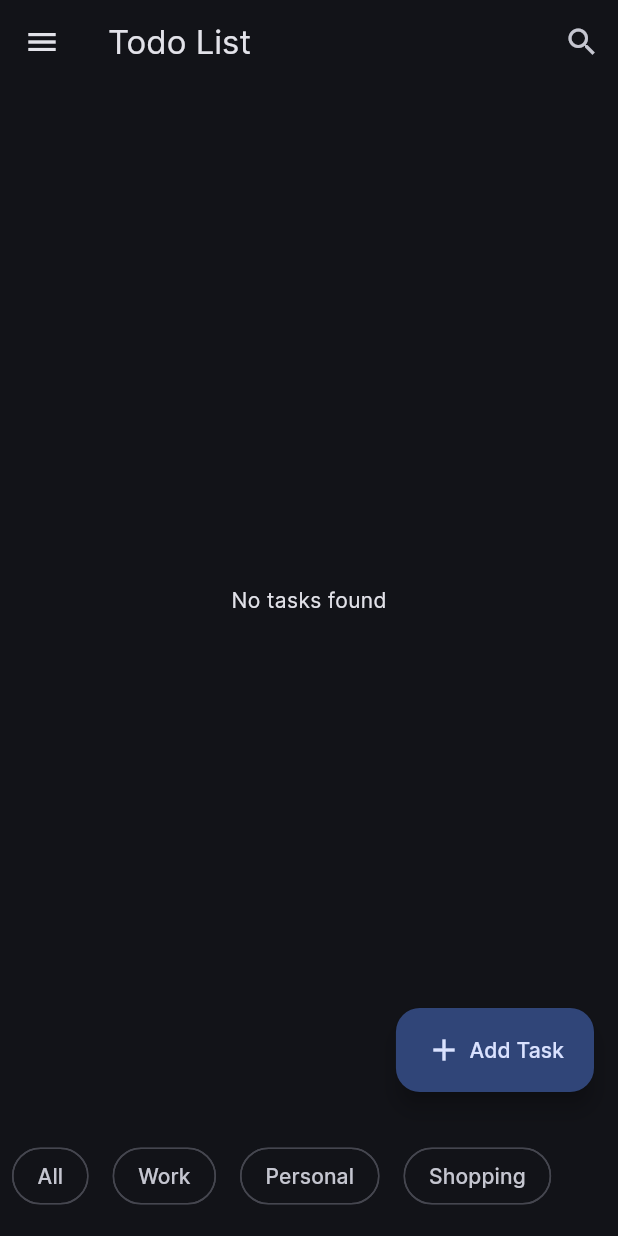
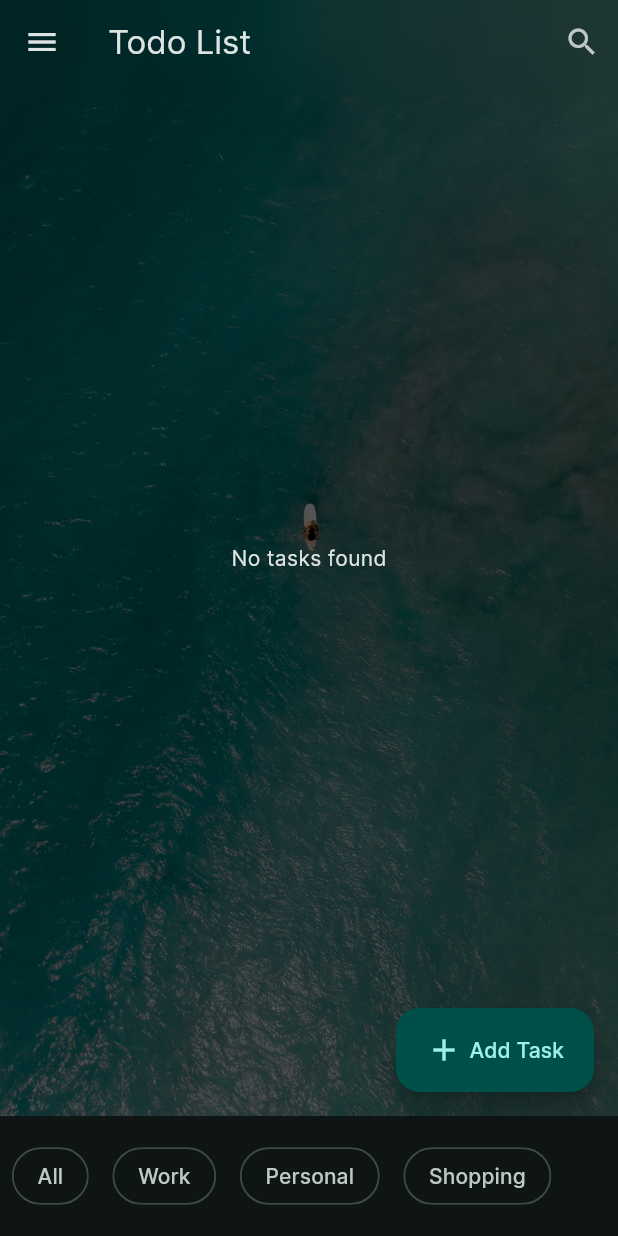
Before and after one commit to indezah/taskapolis, a Flutter app: the screen it shows once a user with an empty profile is signed in, on a phone screen of 412 x 824 dp. Run offline on Flutter 3.47's test engine with Material 2 defaults, Android fonts, the phone set to English and light mode, and no system bars; our stand-ins replace cloud_firestore, firebase_auth, firebase_core; missing offline and left inert: dart:ffi; accounts and stored records are empty; network calls fail.

Commit message:
background images

```diff
--- a/lib/main.dart
+++ b/lib/main.dart
@@ -54,7 +54,7 @@ class _MyAppState extends State<MyApp> {
 
         // material color
         colorScheme: ColorScheme.fromSeed(
-            seedColor: Color.fromARGB(255, 0, 106, 255),
+            seedColor: Color.fromARGB(255, 18, 255, 239),
             brightness: Brightness.dark),
         useMaterial3: true,
       ),
--- a/lib/pages/home.dart
+++ b/lib/pages/home.dart
@@ -1,3 +1,5 @@
+import 'dart:ui';
+
 import 'package:cloud_firestore/cloud_firestore.dart';
 import 'package:firebase_auth/firebase_auth.dart';
 import 'package:firebase_core/firebase_core.dart';
@@ -23,9 +25,15 @@ class _HomePageState extends State<HomePage> with TickerProviderStateMixin {
   @override
   Widget build(BuildContext context) {
     return Scaffold(
-      backgroundColor: Theme.of(context).colorScheme.background,
-      appBar: AppBar(
-        backgroundColor: Theme.of(context).colorScheme.background,
+      extendBodyBehindAppBar: true,
+      appBar: PreferredSize(
+        child: Container(
+          child: ClipRRect(
+              child: BackdropFilter(
+            filter: ImageFilter.blur(sigmaX: 10, sigmaY: 10),
+            child: AppBar(
+              // transparent
+              backgroundColor: Colors.transparent,
               title: Text('Todo List'),
               actions: <Widget>[
                 IconButton(
@@ -36,15 +44,39 @@ class _HomePageState extends State<HomePage> with TickerProviderStateMixin {
                 ),
               ],
             ),
+          )),
+        ),
+        preferredSize: Size(MediaQuery.of(context).size.width, 64),
+      ),
       drawer: Drawer(
           // Implement navigation drawer here
           ),
-      body: StreamBuilder<QuerySnapshot>(
+      body: Container(
+        decoration: BoxDecoration(
+          //   gradient: LinearGradient(
+          //       colors: [
+          //         const Color(0xFF3366FF),
+          //         Color.fromARGB(255, 102, 0, 255),
+          //       ],
+          //       begin: const FractionalOffset(0.0, 0.0),
+          //       end: const FractionalOffset(1.0, 0.0),
+          //       stops: [0.0, 1.0],
+          //       tileMode: TileMode.clamp),
+          image: DecorationImage(
+              // image opacity
+              colorFilter: new ColorFilter.mode(
+                  Color.fromARGB(168, 0, 0, 0), BlendMode.luminosity),
+              image: AssetImage("assets/images/bg.jpg"),
+              fit: BoxFit.cover),
+          // iamge opacity
+        ),
+        child: StreamBuilder<QuerySnapshot>(
           stream: FirebaseFirestore.instance
               .collection('tasks')
               .orderBy('priority', descending: true)
               .snapshots(),
-        builder: (BuildContext context, AsyncSnapshot<QuerySnapshot> snapshot) {
+          builder:
+              (BuildContext context, AsyncSnapshot<QuerySnapshot> snapshot) {
             if (snapshot.hasError) {
               return Text('Something went wrong');
             }
@@ -66,7 +98,8 @@ class _HomePageState extends State<HomePage> with TickerProviderStateMixin {
             DateTime now = DateTime.now();
 
             for (DocumentSnapshot document in snapshot.data!.docs) {
-            Map<String, dynamic> data = document.data() as Map<String, dynamic>;
+              Map<String, dynamic> data =
+                  document.data() as Map<String, dynamic>;
               DateTime? taskDate = data['timestamp'] != null
                   ? (data['timestamp'] as Timestamp).toDate()
                   : null;
@@ -131,6 +164,7 @@ class _HomePageState extends State<HomePage> with TickerProviderStateMixin {
               ),
             );
           },
+        ),
       ),
       bottomNavigationBar: Container(
         decoration: BoxDecoration(
@@ -225,6 +259,13 @@ class _HomePageState extends State<HomePage> with TickerProviderStateMixin {
       // ),
       margin: EdgeInsets.fromLTRB(10, 5, 10, 5),
       child: Card(
+//blurred translucent cards
+        color: Theme.of(context).colorScheme.background.withOpacity(1),
+        elevation: 0,
+        shape: RoundedRectangleBorder(
+          borderRadius: BorderRadius.circular(10),
+        ),
+        //
         child: ListTile(
             leading: Checkbox(
               value: data['completed'],
```
Also changed, not shown: assets/images/bg.jpg (added), assets/images/bg2.jpg (added), assets/images/bg3.jpg (added). Lines whose indentation alone changed are shown as unchanged.
